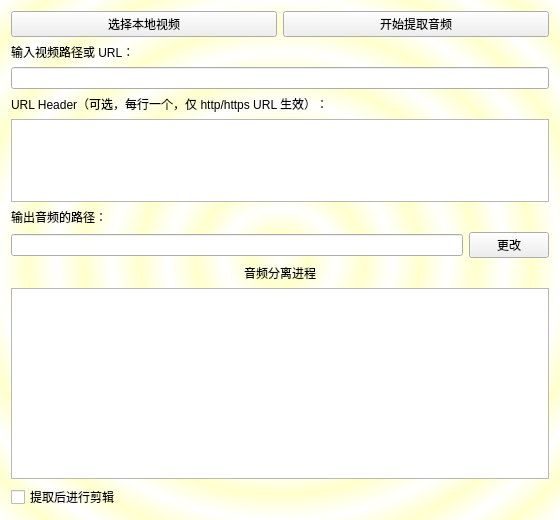
Before: the Qt Designer form audioextractor1window.ui in xyzlyz/audiolab, drawn with Qt 5.
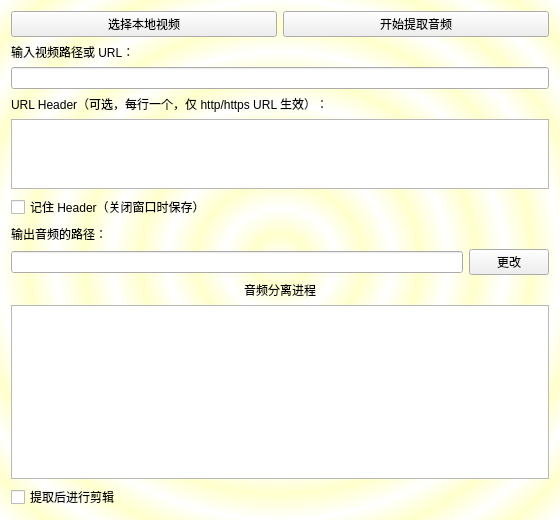
After: the same form once the commit is applied.

Commit message: remember header

Patch:
```diff
--- a/audioextractor1window.ui
+++ b/audioextractor1window.ui
@@ -68,6 +68,13 @@
      </property>
     </widget>
    </item>
+   <item>
+    <widget class="QCheckBox" name="checkRememberHeaders">
+     <property name="text">
+      <string>记住 Header（关闭窗口时保存）</string>
+     </property>
+    </widget>
+   </item>
    <item>
     <widget class="QLabel" name="label_2">
      <property name="text">
```
The commit also changes 5 other files.
